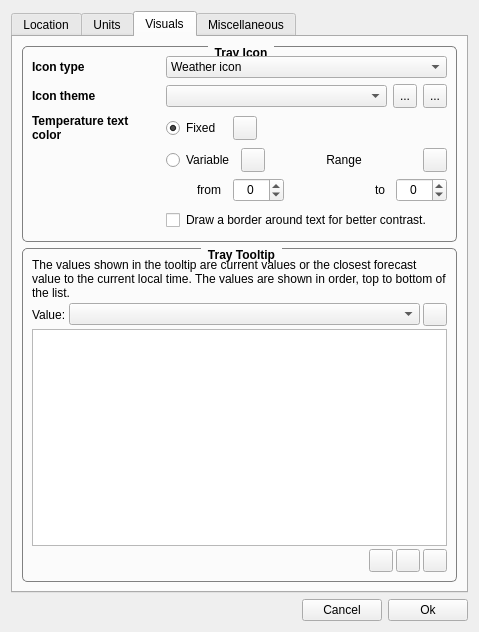
This is ConfigurationDialog.ui in FelixdelasPozas/TrayWeather as Qt 5 draws it before an edit. The edited form follows.
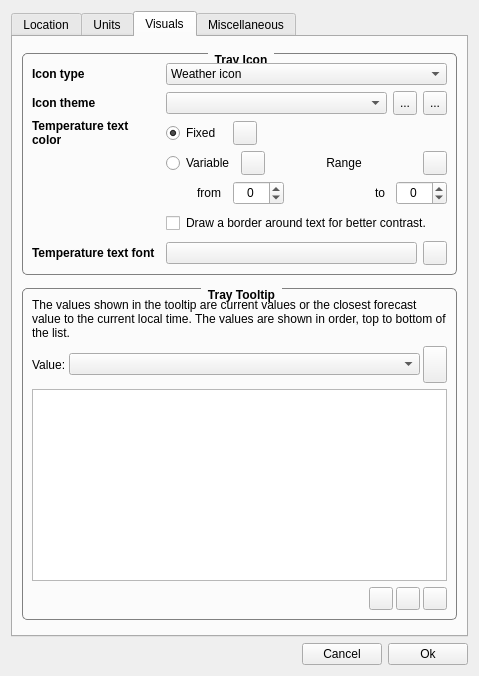
This is the edited form. The open tabs and pages were chosen to show the change. Icons and pictures are not drawn. Custom widgets are drawn as their Qt base class.

Commit message: Temperature icon font selection and preview.

Patch:
```diff
--- a/ConfigurationDialog.ui
+++ b/ConfigurationDialog.ui
@@ -10,7 +10,7 @@
     <x>0</x>
     <y>0</y>
     <width>479</width>
-    <height>632</height>
+    <height>676</height>
    </rect>
   </property>
   <property name="windowTitle">
@@ -1090,9 +1090,15 @@
       <attribute name="title">
        <string>Visuals</string>
       </attribute>
-      <layout class="QVBoxLayout" name="verticalLayout_8" stretch="0,1">
+      <layout class="QVBoxLayout" name="verticalLayout_8" stretch="0,0">
        <item>
         <widget class="QGroupBox" name="groupBox">
+         <property name="sizePolicy">
+          <sizepolicy hsizetype="Preferred" vsizetype="Fixed">
+           <horstretch>0</horstretch>
+           <verstretch>0</verstretch>
+          </sizepolicy>
+         </property>
          <property name="font">
           <font>
            <weight>75</weight>
@@ -1115,7 +1121,7 @@
          <property name="title">
           <string>Tray Icon</string>
          </property>
-         <layout class="QVBoxLayout" name="verticalLayout_6" stretch="0">
+         <layout class="QVBoxLayout" name="_2">
           <item>
            <layout class="QGridLayout" name="gridLayout_6" columnstretch="0,1">
             <item row="2" column="0">
@@ -1511,6 +1517,58 @@
               </item>
              </layout>
             </item>
+            <item row="6" column="1">
+             <layout class="QHBoxLayout" name="horizontalLayout_8">
+              <item>
+               <widget class="QPushButton" name="m_fontButton">
+                <property name="toolTip">
+                 <string>Selects the temperature icon text font</string>
+                </property>
+                <property name="styleSheet">
+                 <string notr="true">QPushButton { Text-align:left }</string>
+                </property>
+                <property name="text">
+                 <string/>
+                </property>
+               </widget>
+              </item>
+              <item>
+               <widget class="QToolButton" name="m_fontPreview">
+                <property name="minimumSize">
+                 <size>
+                  <width>24</width>
+                  <height>24</height>
+                 </size>
+                </property>
+                <property name="toolTip">
+                 <string>Preview of the temperature icon</string>
+                </property>
+                <property name="text">
+                 <string/>
+                </property>
+               </widget>
+              </item>
+             </layout>
+            </item>
+            <item row="6" column="0">
+             <widget class="QLabel" name="label_18">
+              <property name="font">
+               <font>
+                <weight>75</weight>
+                <bold>true</bold>
+               </font>
+              </property>
+              <property name="toolTip">
+               <string>Selects the temperature icon text font</string>
+              </property>
+              <property name="text">
+               <string>Temperature text font</string>
+              </property>
+              <property name="wordWrap">
+               <bool>true</bool>
+              </property>
+             </widget>
+            </item>
            </layout>
           </item>
          </layout>
@@ -1518,6 +1576,12 @@
        </item>
        <item>
         <widget class="QGroupBox" name="m_tooltipBox">
+         <property name="sizePolicy">
+          <sizepolicy hsizetype="Preferred" vsizetype="Fixed">
+           <horstretch>0</horstretch>
+           <verstretch>0</verstretch>
+          </sizepolicy>
+         </property>
          <property name="font">
           <font>
            <weight>75</weight>
@@ -1543,13 +1607,7 @@
          <property name="title">
           <string>Tray Tooltip</string>
          </property>
-         <layout class="QVBoxLayout" name="verticalLayout_10" stretch="0,0,1,0">
-          <property name="spacing">
-           <number>3</number>
-          </property>
-          <property name="sizeConstraint">
-           <enum>QLayout::SetMaximumSize</enum>
-          </property>
+         <layout class="QVBoxLayout" name="_3">
           <item>
            <widget class="QLabel" name="label_23">
             <property name="text">
@@ -1603,8 +1661,14 @@
           </item>
           <item>
            <widget class="QListWidget" name="m_tooltipList">
-            <property name="layoutMode">
-             <enum>QListView::Batched</enum>
+            <property name="sizePolicy">
+             <sizepolicy hsizetype="Expanding" vsizetype="Fixed">
+              <horstretch>0</horstretch>
+              <verstretch>0</verstretch>
+             </sizepolicy>
+            </property>
+            <property name="showDropIndicator" stdset="0">
+             <bool>false</bool>
             </property>
            </widget>
           </item>
```
Left out of the diff: 38 changed lines with no effect on the pictures. The commit also changes 5 other files.
